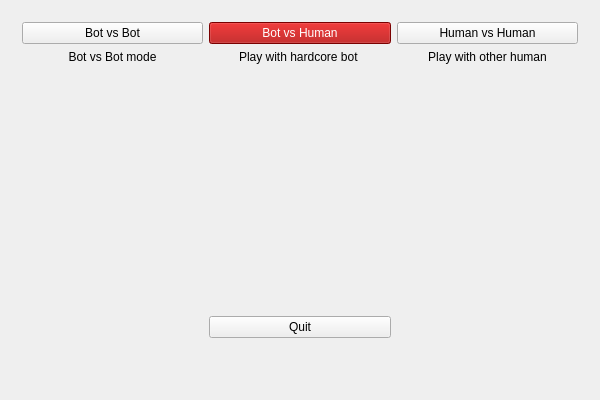
The window that src/view/MainWindow.ui (zer0main/battleship) describes before a commit, drawn with Qt 5.
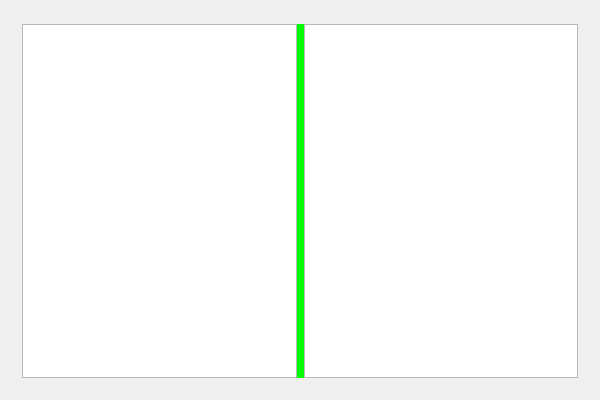
The same window after the commit. The open tabs and pages were chosen to show the change.

Commit message:
Add botpage for BOT_VS_BOT mode
Make new private method MainWindow::prepareGameBoards() to
simplify MainWindow::on_playButton_clicked()

What changed in the file:
```diff
--- a/src/view/MainWindow.ui
+++ b/src/view/MainWindow.ui
@@ -298,6 +298,41 @@
         </item>
        </layout>
       </widget>
+      <widget class="QWidget" name="botpage">
+       <layout class="QHBoxLayout" name="horizontalLayout_7">
+        <item>
+         <layout class="QHBoxLayout" name="horizontalLayout_6">
+          <property name="spacing">
+           <number>0</number>
+          </property>
+          <property name="topMargin">
+           <number>2</number>
+          </property>
+          <item>
+           <widget class="QTableView" name="board6"/>
+          </item>
+          <item>
+           <widget class="QLabel" name="label_7">
+            <property name="styleSheet">
+             <string notr="true">background-color: rgb(0, 0, 255);
+background-color: rgb(0, 255, 0);</string>
+            </property>
+            <property name="text">
+             <string>  </string>
+            </property>
+           </widget>
+          </item>
+          <item>
+           <widget class="QTableView" name="board5">
+            <property name="layoutDirection">
+             <enum>Qt::RightToLeft</enum>
+            </property>
+           </widget>
+          </item>
+         </layout>
+        </item>
+       </layout>
+      </widget>
       <widget class="QWidget" name="gamepage">
        <layout class="QHBoxLayout" name="horizontalLayout_3">
         <item>
```
The commit also changes 2 other files.
